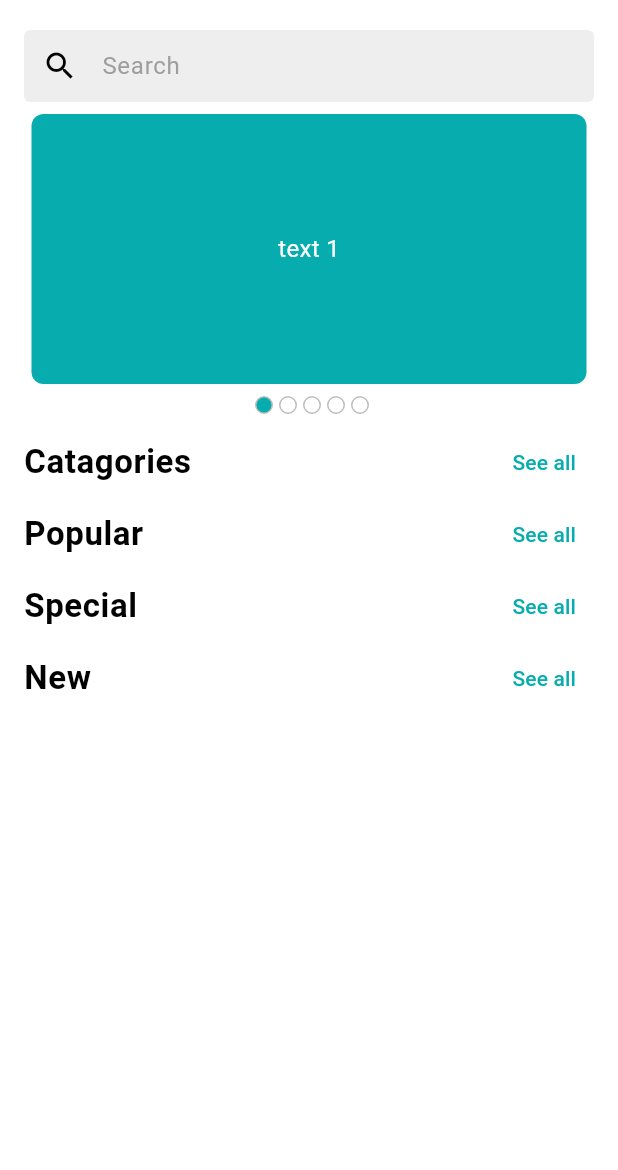
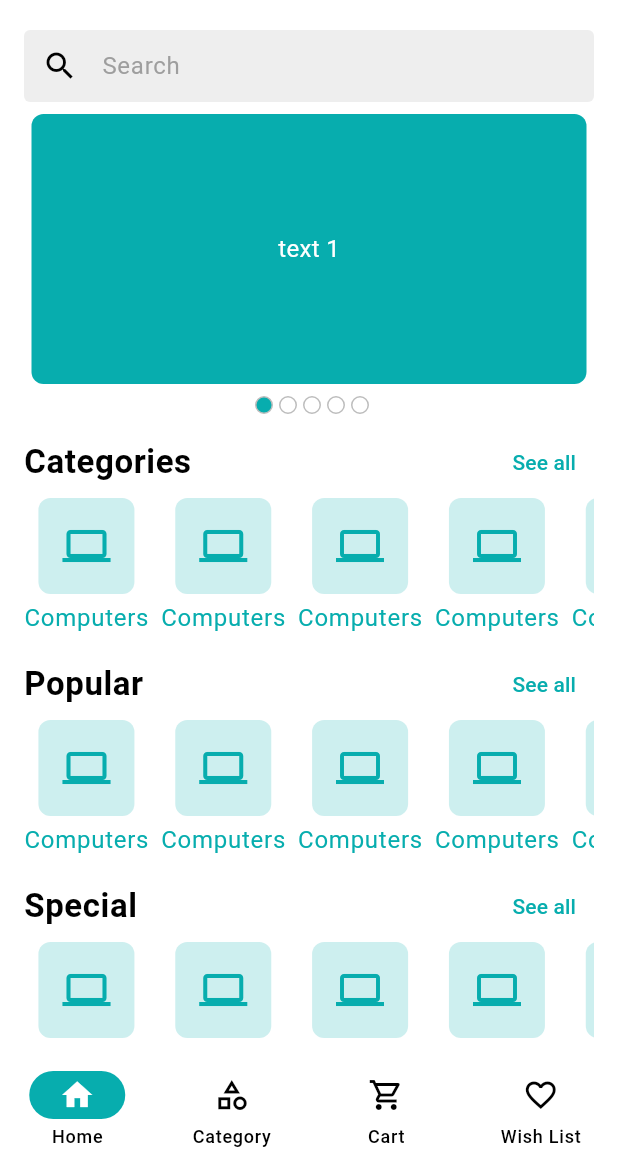
Before and after one commit to uvcorn/e-comerce_craftybay, a Flutter app: the screen it shows after launch, on a phone screen of 412 x 824 dp, the part 66-1236 px from its top. Run offline on Flutter 3.47's test engine with Material 3 defaults, Android fonts, the light colour scheme and no system bars; drawn by our look-alikes of carousel_slider; our stand-ins replace email_validator, firebase_core, firebase_crashlytics, flutter_svg, get, pin_code_fields; accounts and stored records are empty.

Commit message:
Add botom navigation

```diff
--- a/lib/app/app.dart
+++ b/lib/app/app.dart
@@ -1,5 +1,7 @@
+import 'package:crafty/app/controller_binder.dart';
 import 'package:crafty/features/auth/ui/screen/splash_screen.dart';
 import 'package:flutter/material.dart';
+import 'package:get/get_navigation/get_navigation.dart';
 
 import 'app_routes.dart';
 import 'app_theme.dart';
@@ -14,12 +16,13 @@ class CraftyBay extends StatefulWidget {
 class _CraftyBayState extends State<CraftyBay> {
   @override
   Widget build(BuildContext context) {
-    return MaterialApp(
+    return GetMaterialApp(
       debugShowCheckedModeBanner: false,
       initialRoute: SplashScreen.name,
       // routes: {'/':(context)=> SplashScreen(),},
       theme: AppTheme.lightThemeData,
       onGenerateRoute: AppRoutes.routes,
+      initialBinding: ControllerBinder(),
     );
   }
 }
--- a/lib/app/app_routes.dart
+++ b/lib/app/app_routes.dart
@@ -4,7 +4,7 @@ import 'package:crafty/features/auth/ui/screen/otp_verification_screen.dart';
 import 'package:crafty/features/auth/ui/screen/reset_password_screen.dart';
 import 'package:crafty/features/auth/ui/screen/sign_up_screen.dart';
 import 'package:crafty/features/auth/ui/screen/splash_screen.dart';
-import 'package:crafty/features/home/ui/screens/home_screen.dart';
+import 'package:crafty/features/common/ui/screens/main_bottom_nav_screen.dart';
 import 'package:flutter/material.dart';
 
 class AppRoutes {
@@ -17,14 +17,14 @@ class AppRoutes {
       screenWidget = LoginScreen();
     } else if (settings.name == SignUpScreen.name) {
       screenWidget = SignUpScreen();
-    } else if (settings.name == HomeScreen.name) {
-      screenWidget = HomeScreen();
     } else if (settings.name == EmailVerificationScreen.name) {
       screenWidget = EmailVerificationScreen();
     } else if (settings.name == OtpVerificationScreen.name) {
       screenWidget = OtpVerificationScreen();
     } else if (settings.name == ResetPasswordScreen.name) {
       screenWidget = ResetPasswordScreen();
+    } else if (settings.name == MainBottomNavScreen.name) {
+      screenWidget = MainBottomNavScreen();
     }
 
     return MaterialPageRoute(builder: (context) => screenWidget);
--- a/lib/app/app_theme.dart
+++ b/lib/app/app_theme.dart
@@ -33,6 +33,9 @@ class AppTheme {
           ),
         ),
       ),
+      appBarTheme: AppBarTheme(
+        titleTextStyle: TextStyle(fontSize: 18, color: Colors.black87),
+      ),
     );
   }
 
--- /dev/null
+++ b/lib/app/controller_binder.dart
@@ -0,0 +1,9 @@
+import 'package:crafty/features/common/ui/controllers/main_bottom_nav_controller.dart';
+import 'package:get/get.dart';
+
+class ControllerBinder extends Bindings {
+  @override
+  void dependencies() {
+    Get.put(MainBottomNavController());
+  }
+}
--- a/lib/features/auth/ui/screen/login_screen.dart
+++ b/lib/features/auth/ui/screen/login_screen.dart
@@ -1,7 +1,8 @@
 import 'package:crafty/features/auth/ui/screen/email_verification_screen.dart';
 import 'package:crafty/features/auth/ui/screen/sign_up_screen.dart';
 import 'package:crafty/features/auth/ui/widgets/app_logo.dart';
-import 'package:crafty/features/home/ui/screens/home_screen.dart';
+import 'package:crafty/features/common/ui/screens/main_bottom_nav_screen.dart';
+
 import 'package:email_validator/email_validator.dart';
 import 'package:flutter/gestures.dart';
 import 'package:flutter/material.dart';
@@ -119,7 +120,7 @@ class _LoginScreenState extends State<LoginScreen> {
   void _onTapLoginButton() {
     Navigator.pushNamedAndRemoveUntil(
       context,
-      HomeScreen.name,
+      MainBottomNavScreen.name,
       (predicate) => false,
     );
     // if (_formKey.currentState!.validate()) {}
--- a/lib/features/auth/ui/screen/splash_screen.dart
+++ b/lib/features/auth/ui/screen/splash_screen.dart
@@ -1,7 +1,8 @@
 // ignore_for_file: use_build_context_synchronously
 
 import 'package:crafty/features/auth/ui/widgets/app_logo.dart';
-import 'package:crafty/features/home/ui/screens/home_screen.dart';
+import 'package:crafty/features/common/ui/screens/main_bottom_nav_screen.dart';
+
 import 'package:flutter/material.dart';
 
 class SplashScreen extends StatefulWidget {
@@ -22,7 +23,7 @@ class _SplashScreenState extends State<SplashScreen> {
 
   Future<void> _moveToHomeScreen() async {
     await Future.delayed(Duration(seconds: 2));
-    Navigator.pushReplacementNamed(context, HomeScreen.name);
+    Navigator.pushReplacementNamed(context, MainBottomNavScreen.name);
   }
 
   @override
--- /dev/null
+++ b/lib/features/common/ui/controllers/main_bottom_nav_controller.dart
@@ -0,0 +1,21 @@
+import 'package:get/get.dart';
+
+class MainBottomNavController extends GetxController {
+  int _currentIndex = 0;
+  int get selectedIndex => _currentIndex;
+  void changeIndex(int index) {
+    if (index == _currentIndex) {
+      return;
+    }
+    _currentIndex = index;
+    update();
+  }
+
+  void moveToCategory() {
+    changeIndex(1);
+  }
+
+  void backTohome() {
+    changeIndex(0);
+  }
+}
--- /dev/null
+++ b/lib/features/common/ui/screens/main_bottom_nav_screen.dart
@@ -0,0 +1,50 @@
+import 'package:crafty/features/common/ui/controllers/main_bottom_nav_controller.dart';
+import 'package:crafty/features/home/ui/screens/home_screen.dart';
+import 'package:crafty/features/product/ui/screens/product_category_screen.dart';
+import 'package:flutter/material.dart';
+import 'package:get/get_state_manager/get_state_manager.dart';
+
+class MainBottomNavScreen extends StatefulWidget {
+  const MainBottomNavScreen({super.key});
+  static final String name = '/main-bottom-nav';
+  @override
+  State<MainBottomNavScreen> createState() => _MainBottomNavScreenState();
+}
+
+class _MainBottomNavScreenState extends State<MainBottomNavScreen> {
+  final List<Widget> _screens = [
+    HomeScreen(),
+    ProductCategoryScreen(),
+    ProductCategoryScreen(),
+    ProductCategoryScreen(),
+  ];
+  @override
+  Widget build(BuildContext context) {
+    return GetBuilder<MainBottomNavController>(
+      builder: (navController) {
+        return Scaffold(
+          body: _screens[navController.selectedIndex],
+          bottomNavigationBar: NavigationBar(
+            selectedIndex: navController.selectedIndex,
+            onDestinationSelected: navController.changeIndex,
+            destinations: [
+              NavigationDestination(icon: Icon(Icons.home), label: 'Home'),
+              NavigationDestination(
+                icon: Icon(Icons.category_outlined),
+                label: 'Category',
+              ),
+              NavigationDestination(
+                icon: Icon(Icons.shopping_cart_outlined),
+                label: 'Cart',
+              ),
+              NavigationDestination(
+                icon: Icon(Icons.favorite_outline),
+                label: 'Wish List',
+              ),
+            ],
+          ),
+        );
+      },
+    );
+  }
+}
--- /dev/null
+++ b/lib/features/common/ui/widgets/product_category_item.dart
@@ -0,0 +1,34 @@
+import 'package:crafty/app/app_colors.dart';
+import 'package:flutter/material.dart';
+
+class ProductCategoryItem extends StatelessWidget {
+  const ProductCategoryItem({super.key});
+
+  @override
+  Widget build(BuildContext context) {
+    return GestureDetector(
+      onTap: () {
+        // Navigate to product list screen
+      },
+      child: Column(
+        children: [
+          Container(
+            padding: EdgeInsets.all(16),
+            decoration: BoxDecoration(
+              color: AppColors.themeColor.withValues(alpha: 0.2),
+              borderRadius: BorderRadius.circular(8),
+            ),
+            child: Icon(Icons.computer, color: AppColors.themeColor, size: 32),
+          ),
+          const SizedBox(height: 4),
+          Text(
+            'Computers',
+            style: Theme.of(
+              context,
+            ).textTheme.bodyLarge?.copyWith(color: AppColors.themeColor),
+          ),
+        ],
+      ),
+    );
+  }
+}
--- a/lib/features/home/ui/screens/home_screen.dart
+++ b/lib/features/home/ui/screens/home_screen.dart
@@ -1,14 +1,17 @@
 import 'package:crafty/app/asset_path.dart';
 import 'package:crafty/features/auth/ui/screen/login_screen.dart';
+import 'package:crafty/features/common/ui/controllers/main_bottom_nav_controller.dart';
+import 'package:crafty/features/common/ui/screens/main_bottom_nav_screen.dart';
 import 'package:crafty/features/home/ui/widgets/appbar_iconbutton.dart';
 import 'package:crafty/features/home/ui/widgets/home_carousel_slider.dart';
+import 'package:crafty/features/common/ui/widgets/product_category_item.dart';
 import 'package:crafty/features/home/ui/widgets/product_search_bar.dart';
 import 'package:flutter/material.dart';
 import 'package:flutter_svg/svg.dart';
+import 'package:get/get.dart';
 
 class HomeScreen extends StatefulWidget {
   const HomeScreen({super.key});
-  static final String name = '/home';
   @override
   State<HomeScreen> createState() => _HomeScreenState();
 }
@@ -28,10 +31,20 @@ class _HomeScreenState extends State<HomeScreen> {
               const SizedBox(height: 8),
               HomeCarouselSlider(),
               const SizedBox(height: 8),
-              _sectionHeader(title: 'Catagories', onTapSeeAll: () {}),
-              _sectionHeader(title: 'Popular', onTapSeeAll: () {}),
-              _sectionHeader(title: 'Special', onTapSeeAll: () {}),
-              _sectionHeader(title: 'New', onTapSeeAll: () {}),
+              _buildSectionHeader(
+                title: 'Categories',
+                onTapSeeAll: () {
+                  Get.find<MainBottomNavController>().moveToCategory();
+                  Get.offAllNamed(MainBottomNavScreen.name);
+                },
+              ),
+              _getCategoryList(),
+              _buildSectionHeader(title: 'Popular', onTapSeeAll: () {}),
+              _getCategoryList(),
+              _buildSectionHeader(title: 'Special', onTapSeeAll: () {}),
+              _getCategoryList(),
+              _buildSectionHeader(title: 'New', onTapSeeAll: () {}),
+              _getCategoryList(),
             ],
           ),
         ),
@@ -55,7 +68,7 @@ class _HomeScreenState extends State<HomeScreen> {
     );
   }
 
-  Widget _sectionHeader({
+  Widget _buildSectionHeader({
     required String title,
     required VoidCallback onTapSeeAll,
   }) {
@@ -67,4 +80,20 @@ class _HomeScreenState extends State<HomeScreen> {
       ],
     );
   }
+
+  Widget _getCategoryList() {
+    return SizedBox(
+      height: 100,
+      // width: double.infinity,
+      child: ListView.separated(
+        scrollDirection: Axis.horizontal,
+        itemCount: 7,
+
+        itemBuilder: (context, index) {
+          return ProductCategoryItem();
+        },
+        separatorBuilder: (context, index) => const SizedBox(width: 8),
+      ),
+    );
+  }
 }
--- a/pubspec.yaml
+++ b/pubspec.yaml
@@ -18,6 +18,7 @@ dependencies:
   email_validator: ^3.0.0
   carousel_slider: ^5.0.0
   pin_code_fields: ^8.0.1
+  get: ^4.7.2
 
 dev_dependencies:
   flutter_test:
```
Also changed, not shown: lib/features/product/ui/screens/product_category_screen.dart (added, +52 -0 lines), pubspec.lock.
